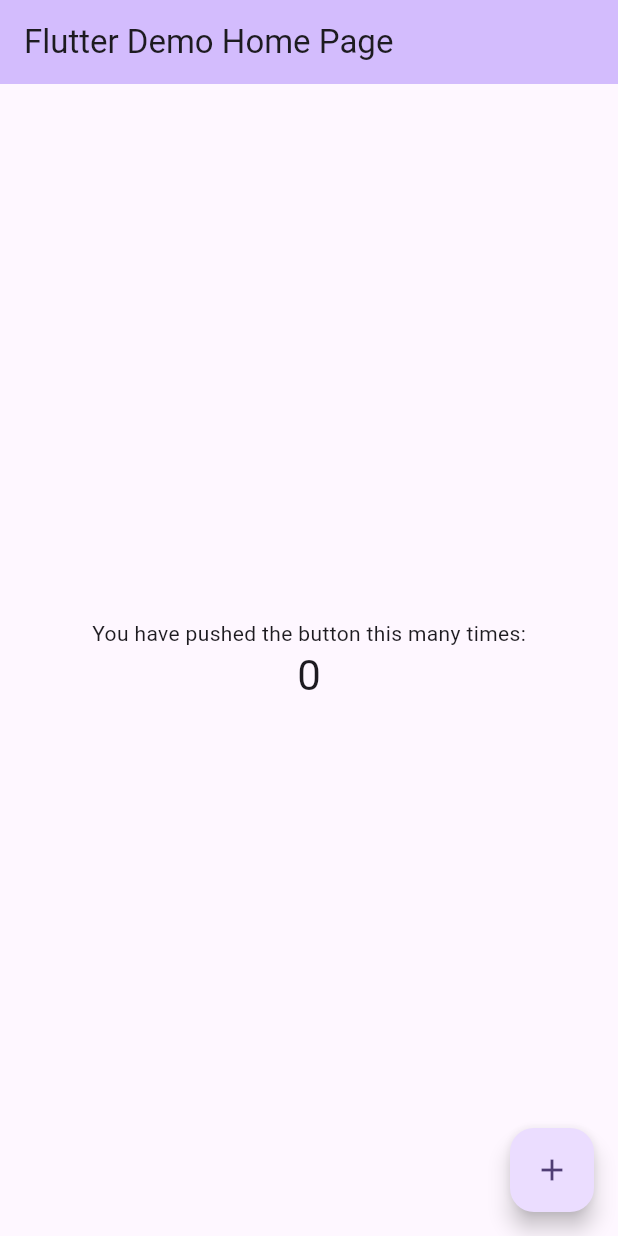
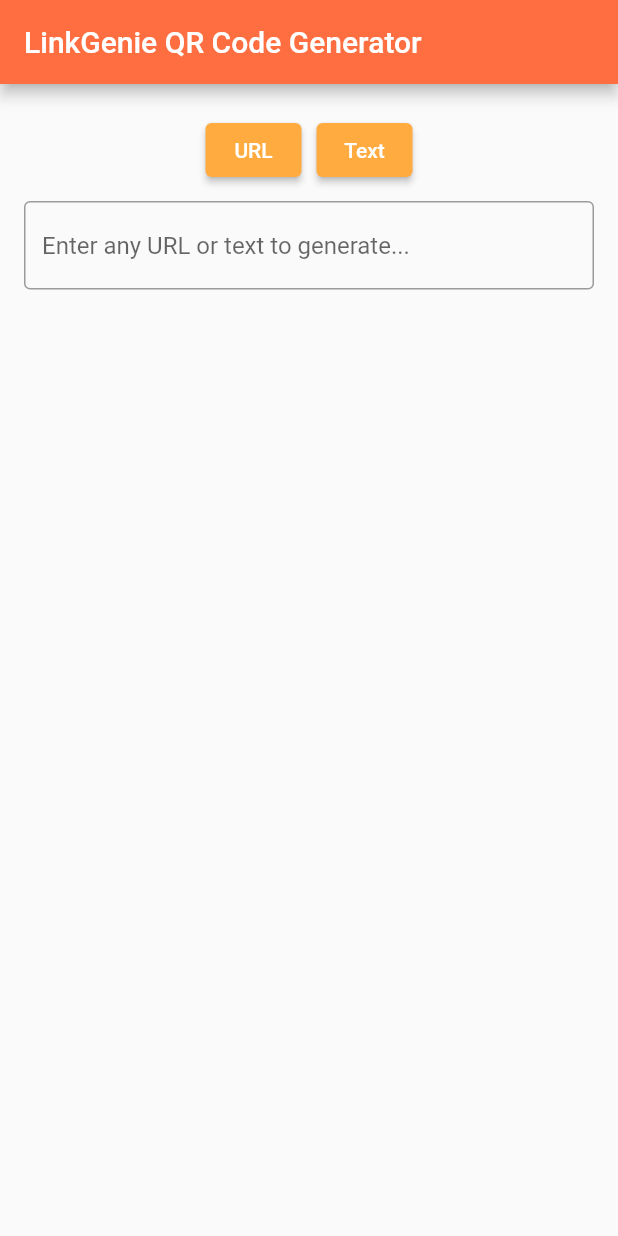
Before and after one commit to rovalen-joy/cc206-linkgenie, a Flutter app: the screen it shows after launch, on a phone screen of 412 x 824 dp. Run offline on Flutter 3.47's test engine with Material 2 defaults, Android fonts, the light colour scheme and no system bars.

Commit message:
Added URL and Text Buttons and Input Text Field

```diff
--- /dev/null
+++ b/lib/features/input_and_color_selection.dart
@@ -0,0 +1,64 @@
+import 'package:flutter/material.dart';
+
+class input_and_color_selection extends StatelessWidget {
+  const input_and_color_selection({Key? key}) : super(key: key);
+
+  void know() {
+    // Define what should happen when the button is pressed
+  }
+
+  @override
+  Widget build(BuildContext context) {
+    return MaterialApp(
+      home: Scaffold(
+        appBar: AppBar(
+          title: const Text('LinkGenie QR Code Generator'),
+          backgroundColor: Colors.deepOrangeAccent,
+        ),
+        body: Column(
+          crossAxisAlignment: CrossAxisAlignment.center,
+          children: <Widget>[
+            SizedBox(height: 20), // Spacing from the top for padding
+            Row(
+              mainAxisAlignment: MainAxisAlignment.center,
+              children: [
+                ElevatedButton(
+                  onPressed: () {},
+                  style: ButtonStyle(
+                    backgroundColor:
+                        MaterialStateProperty.all<Color>(Colors.orangeAccent),
+                  ),
+                  child: const Text(
+                    'URL',
+                  ),
+                ),
+                SizedBox(width: 10), // Spacing between the URL and Text buttons
+                ElevatedButton(
+                  onPressed: () {},
+                  style: ButtonStyle(
+                    backgroundColor:
+                        MaterialStateProperty.all<Color>(Colors.orangeAccent),
+                  ),
+                  child: const Text(
+                    'Text',
+                  ),
+                ),
+              ],
+            ),
+            SizedBox(height: 10), // Spacing between the textfield and buttons
+            Container(
+              padding: EdgeInsets.symmetric(horizontal: 16.0), // Padding
+              child: TextField(
+                decoration: InputDecoration(
+                  hintText: 'Enter any URL or text to generate...',
+                  border: OutlineInputBorder(),
+                ),
+              ),
+            ),
+            SizedBox(height: 10),
+          ],
+        ),
+      ),
+    );
+  }
+}
--- a/lib/main.dart
+++ b/lib/main.dart
@@ -1,4 +1,5 @@
 import 'package:flutter/material.dart';
+import 'features/input_and_color_selection.dart';
 
 void main() {
   runApp(const MyApp());
@@ -31,95 +32,7 @@ class MyApp extends StatelessWidget {
         colorScheme: ColorScheme.fromSeed(seedColor: Colors.deepPurple),
         useMaterial3: true,
       ),
-      home: const MyHomePage(title: 'Flutter Demo Home Page'),
+      home: const input_and_color_selection(),
     );
   }
 }
-
-class MyHomePage extends StatefulWidget {
-  const MyHomePage({super.key, required this.title});
-
-  // This widget is the home page of your application. It is stateful, meaning
-  // that it has a State object (defined below) that contains fields that affect
-  // how it looks.
-
-  // This class is the configuration for the state. It holds the values (in this
-  // case the title) provided by the parent (in this case the App widget) and
-  // used by the build method of the State. Fields in a Widget subclass are
-  // always marked "final".
-
-  final String title;
-
-  @override
-  State<MyHomePage> createState() => _MyHomePageState();
-}
-
-class _MyHomePageState extends State<MyHomePage> {
-  int _counter = 0;
-
-  void _incrementCounter() {
-    setState(() {
-      // This call to setState tells the Flutter framework that something has
-      // changed in this State, which causes it to rerun the build method below
-      // so that the display can reflect the updated values. If we changed
-      // _counter without calling setState(), then the build method would not be
-      // called again, and so nothing would appear to happen.
-      _counter++;
-    });
-  }
-
-  @override
-  Widget build(BuildContext context) {
-    // This method is rerun every time setState is called, for instance as done
-    // by the _incrementCounter method above.
-    //
-    // The Flutter framework has been optimized to make rerunning build methods
-    // fast, so that you can just rebuild anything that needs updating rather
-    // than having to individually change instances of widgets.
-    return Scaffold(
-      appBar: AppBar(
-        // TRY THIS: Try changing the color here to a specific color (to
-        // Colors.amber, perhaps?) and trigger a hot reload to see the AppBar
-        // change color while the other colors stay the same.
-        backgroundColor: Theme.of(context).colorScheme.inversePrimary,
-        // Here we take the value from the MyHomePage object that was created by
-        // the App.build method, and use it to set our appbar title.
-        title: Text(widget.title),
-      ),
-      body: Center(
-        // Center is a layout widget. It takes a single child and positions it
-        // in the middle of the parent.
-        child: Column(
-          // Column is also a layout widget. It takes a list of children and
-          // arranges them vertically. By default, it sizes itself to fit its
-          // children horizontally, and tries to be as tall as its parent.
-          //
-          // Column has various properties to control how it sizes itself and
-          // how it positions its children. Here we use mainAxisAlignment to
-          // center the children vertically; the main axis here is the vertical
-          // axis because Columns are vertical (the cross axis would be
-          // horizontal).
-          //
-          // TRY THIS: Invoke "debug painting" (choose the "Toggle Debug Paint"
-          // action in the IDE, or press "p" in the console), to see the
-          // wireframe for each widget.
-          mainAxisAlignment: MainAxisAlignment.center,
-          children: <Widget>[
-            const Text(
-              'You have pushed the button this many times:',
-            ),
-            Text(
-              '$_counter',
-              style: Theme.of(context).textTheme.headlineMedium,
-            ),
-          ],
-        ),
-      ),
-      floatingActionButton: FloatingActionButton(
-        onPressed: _incrementCounter,
-        tooltip: 'Increment',
-        child: const Icon(Icons.add),
-      ), // This trailing comma makes auto-formatting nicer for build methods.
-    );
-  }
-}
```
